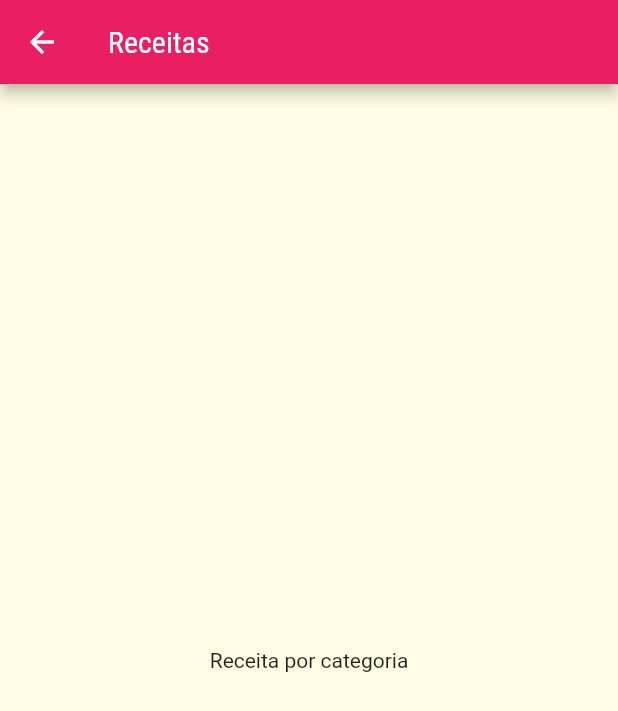
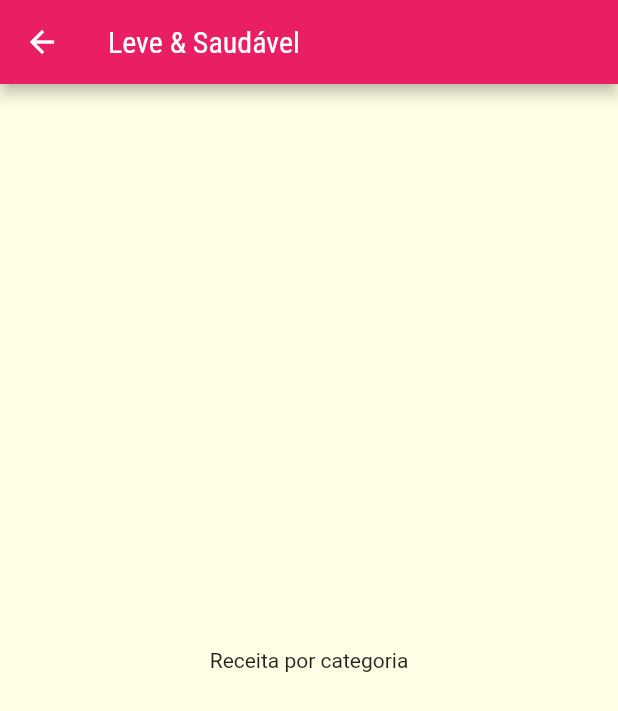
Before and after one commit to tiagosmweb/meals, a Flutter app: the screen it shows after launch, after a tap on "Leve & Saudável", on a phone screen of 412 x 824 dp. Shown: the top 711 px of the screen. Run offline on Flutter 3.47's test engine with Material 2 defaults, Android fonts, the phone set to English and light mode, and no system bars.

Commit message:
add rota simples passando parametros

```diff
--- a/lib/components/category_item.dart
+++ b/lib/components/category_item.dart
@@ -11,9 +11,11 @@ class CategoryItem extends StatelessWidget {
 
   void _selectedCategory(BuildContext context) {
     Navigator.of(context).push(
-      MaterialPageRoute(builder: (_) {
-        return CategoriesMealsScreen();
-      }),
+      MaterialPageRoute(
+        builder: (_) {
+          return CategoriesMealsScreen(category);
+        },
+      ),
     );
   }
 
--- a/lib/screens/categories_meals.dart
+++ b/lib/screens/categories_meals.dart
@@ -1,11 +1,16 @@
 import 'package:flutter/material.dart';
+import '../models/category.dart';
 
 class CategoriesMealsScreen extends StatelessWidget {
+  final Category category;
+
+  const CategoriesMealsScreen(this.category);
+
   @override
   Widget build(BuildContext context) {
     return Scaffold(
       appBar: AppBar(
-        title: const Text('Receitas'),
+        title: Text(category.title),
       ),
       body: const Center(
         child: Text('Receita por categoria'),
```
